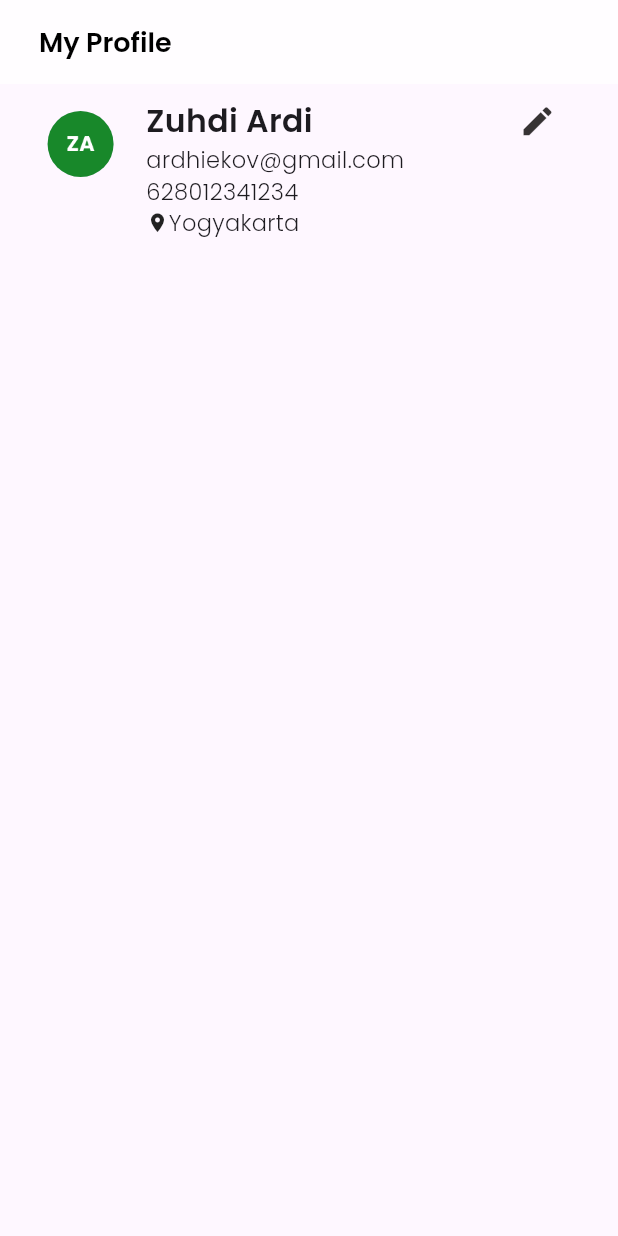
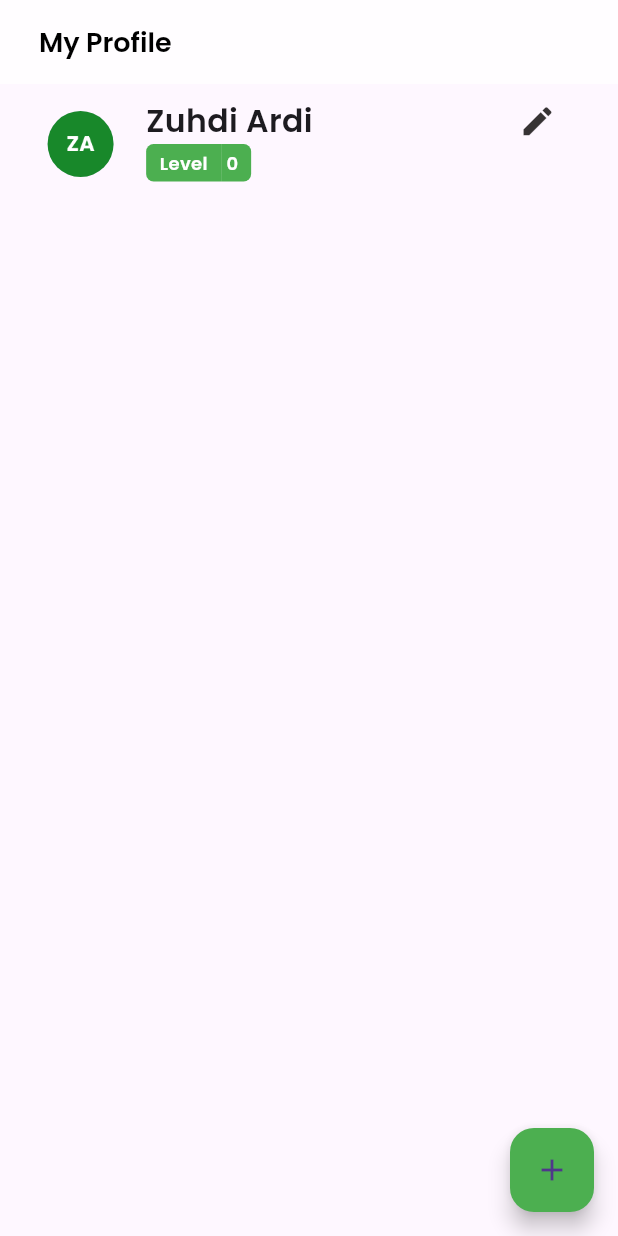
Before and after one commit to zuhdy-ev/learnFlutter, a Flutter app: the screen it shows after launch, on a phone screen of 412 x 824 dp. Run offline on Flutter 3.47's test engine with Material 3 defaults, Android fonts, the phone set to English and light mode, and no system bars.

Commit message:
stateful widgets

```diff
--- a/lib/main.dart
+++ b/lib/main.dart
@@ -5,8 +5,15 @@ void main() => runApp(const MaterialApp(
       debugShowCheckedModeBanner: false,
     ));
 
-class Home extends StatelessWidget {
+class Home extends StatefulWidget {
   const Home({Key? key}) : super(key: key);
+
+  @override
+  State<Home> createState() => _HomeState();
+}
+
+class _HomeState extends State<Home> {
+  int level = 0;
 
   @override
   Widget build(BuildContext context) {
@@ -26,12 +33,21 @@ class Home extends StatelessWidget {
         backgroundColor: Colors.white70,
         elevation: 0.0,
       ),
-      body: const Padding(
-        padding: EdgeInsets.fromLTRB(30.0, 10.0, 30.0, 0),
+      floatingActionButton: FloatingActionButton(
+        onPressed: () {
+          setState(() {
+            level += 1;
+          });
+        },
+        backgroundColor: Colors.green,
+        child: const Icon(Icons.add),
+      ),
+      body: Padding(
+        padding: const EdgeInsets.fromLTRB(30.0, 10.0, 30.0, 0),
         child: Row(
           crossAxisAlignment: CrossAxisAlignment.start,
           children: [
-            Expanded(
+            const Expanded(
               flex: 1,
               child: Padding(
                 padding: EdgeInsets.fromLTRB(0, 8.0, 0, 0),
@@ -41,7 +57,7 @@ class Home extends StatelessWidget {
                 ),
               ),
             ),
-            SizedBox(
+            const SizedBox(
               width: 20.0,
             ),
             Expanded(
@@ -49,38 +65,53 @@ class Home extends StatelessWidget {
               child: Column(
                 crossAxisAlignment: CrossAxisAlignment.start,
                 children: [
-                  Text("Zuhdi Ardi",
+                  const Text("Zuhdi Ardi",
                       style: TextStyle(
                         fontSize: 21.0,
                         fontFamily: "Poppins-SemiBold",
                       )),
-                  Text("ardhiekov@gmail.com",
-                      style: TextStyle(
-                        fontSize: 15.0,
-                        fontFamily: "Poppins-Light",
-                      )),
-                  Text("628012341234",
-                      style: TextStyle(
-                        fontSize: 15.0,
-                        fontFamily: "Poppins-Light",
-                      )),
-                  Row(
-                    children: [
-                      Icon(
-                        Icons.location_on,
-                        size: 15.0,
+                  Row(children: [
+                    Container(
+                      padding: const EdgeInsets.fromLTRB(5.0, 0, 5.0, 0),
+                      alignment: Alignment.center,
+                      width: 50.0,
+                      height: 25.0,
+                      decoration: const BoxDecoration(
+                          color: Colors.green,
+                          borderRadius: BorderRadius.horizontal(
+                              left: Radius.circular(5))),
+                      child: const Text(
+                        "Level",
+                        style: TextStyle(
+                          fontSize: 12.0,
+                          fontFamily: "Poppins-SemiBold",
+                          color: Colors.white,
+                        ),
                       ),
-                      Text("Yogyakarta",
-                          style: TextStyle(
-                            fontSize: 15.0,
-                            fontFamily: "Poppins-Light",
-                          )),
-                    ],
-                  ),
+                    ),
+                    Container(
+                      padding: const EdgeInsets.fromLTRB(0, 0, 5.0, 0),
+                      alignment: Alignment.center,
+                      width: 20.0,
+                      height: 25.0,
+                      decoration: const BoxDecoration(
+                          color: Colors.green,
+                          borderRadius: BorderRadius.horizontal(
+                              right: Radius.circular(5))),
+                      child: Text(
+                        '$level',
+                        style: const TextStyle(
+                          fontSize: 12.0,
+                          fontFamily: "Poppins-SemiBold",
+                          color: Colors.white,
+                        ),
+                      ),
+                    ),
+                  ]),
                 ],
               ),
             ),
-            Expanded(
+            const Expanded(
               flex: 1,
               child: Padding(
                 padding: EdgeInsets.fromLTRB(0, 2.0, 0, 0),
```
